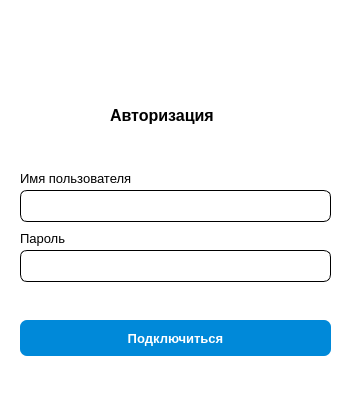
The window that balzhinaautopark/connectiondialog.ui (ba1zhina/qt-busSystem) describes before a commit, drawn with Qt 5.
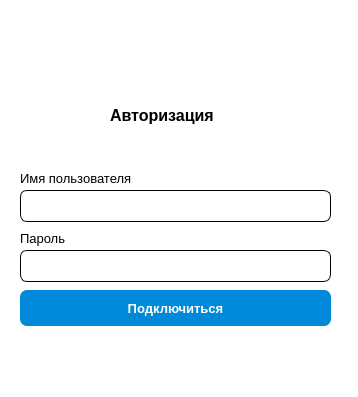
The same window after the commit.

Patch:
```diff
--- a/balzhinaautopark/connectiondialog.ui
+++ b/balzhinaautopark/connectiondialog.ui
@@ -130,7 +130,7 @@
    <property name="geometry">
     <rect>
      <x>20</x>
-     <y>320</y>
+     <y>290</y>
      <width>311</width>
      <height>36</height>
     </rect>
```
